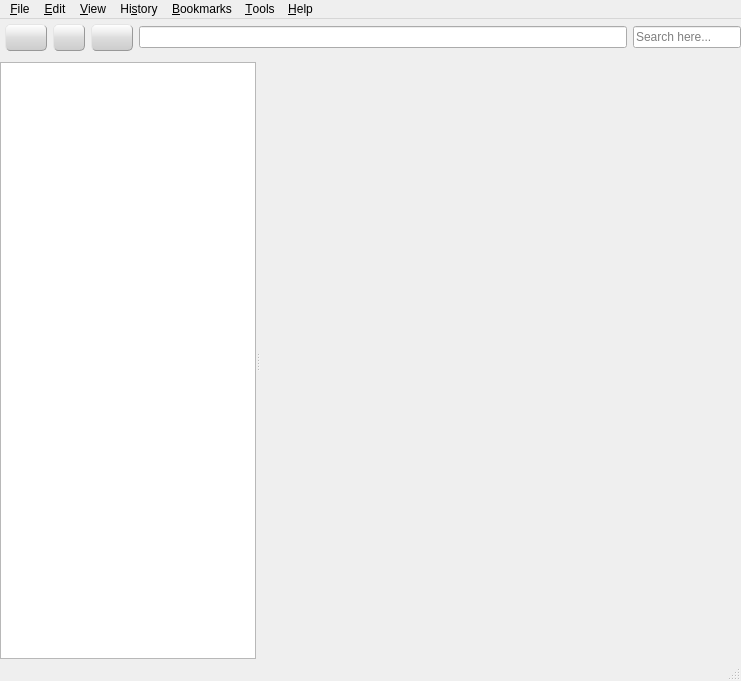
First picture: the form in mainwindow.ui, repository MayaPosch/WildFox, before the edit.
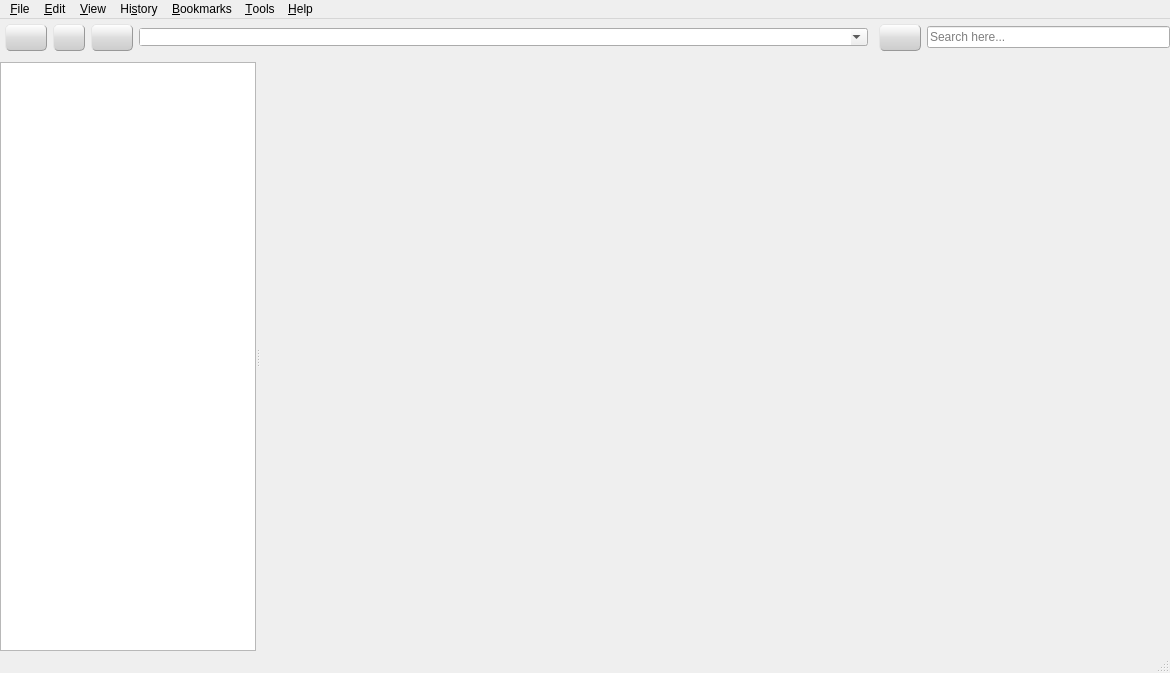
Second picture: the form after the edit. Icons and pictures are not drawn.

Commit message: Enabled auto-complete on address bar. Fixed downloads not working: forgot to set QNetworkReply* on IOFile class.

What changed in the file:
```diff
--- a/mainwindow.ui
+++ b/mainwindow.ui
@@ -6,8 +6,8 @@
    <rect>
     <x>0</x>
     <y>0</y>
-    <width>741</width>
-    <height>681</height>
+    <width>1170</width>
+    <height>673</height>
    </rect>
   </property>
   <property name="sizePolicy">
@@ -77,6 +77,18 @@
 width: 40px;
 }
 
+#historyButton {
+color: black;
+/*border-radius: 20;*/
+width: 40px;
+height: 25px;
+padding-right: 0px;
+margin-right: 0px;
+margin-left: 5px;
+margin-top: 5px;
+margin-bottom: 5px;
+}
+
 #addressBarGo {
 height: 25px;
 width: 25px;
@@ -164,16 +176,58 @@
        </widget>
       </item>
       <item>
-       <widget class="QLineEdit" name="addressBar"/>
+       <widget class="QComboBox" name="addressBar">
+        <property name="sizePolicy">
+         <sizepolicy hsizetype="Expanding" vsizetype="Fixed">
+          <horstretch>3</horstretch>
+          <verstretch>0</verstretch>
+         </sizepolicy>
+        </property>
+        <property name="editable">
+         <bool>true</bool>
+        </property>
+        <property name="insertPolicy">
+         <enum>QComboBox::NoInsert</enum>
+        </property>
+        <property name="iconSize">
+         <size>
+          <width>32</width>
+          <height>32</height>
+         </size>
+        </property>
+       </widget>
+      </item>
+      <item>
+       <widget class="QPushButton" name="historyButton">
+        <property name="text">
+         <string/>
+        </property>
+        <property name="icon">
+         <iconset resource="images.qrc">
+          <normaloff>:/wildfox/img/document-open-recent.png</normaloff>:/wildfox/img/document-open-recent.png</iconset>
+        </property>
+        <property name="iconSize">
+         <size>
+          <width>20</width>
+          <height>20</height>
+         </size>
+        </property>
+       </widget>
       </item>
       <item>
        <widget class="QLineEdit" name="searchBar">
         <property name="sizePolicy">
-         <sizepolicy hsizetype="Minimum" vsizetype="Fixed">
-          <horstretch>0</horstretch>
+         <sizepolicy hsizetype="Expanding" vsizetype="Fixed">
+          <horstretch>1</horstretch>
           <verstretch>0</verstretch>
          </sizepolicy>
         </property>
+        <property name="minimumSize">
+         <size>
+          <width>0</width>
+          <height>0</height>
+         </size>
+        </property>
         <property name="toolTip">
          <string>Search query</string>
         </property>
@@ -264,8 +318,8 @@
     <rect>
      <x>0</x>
      <y>0</y>
-     <width>741</width>
-     <height>18</height>
+     <width>1170</width>
+     <height>21</height>
     </rect>
    </property>
    <widget class="QMenu" name="menuFile">
```
Left out of the diff: 18 changed lines with no effect on the pictures. The commit also changes 21 other files.
